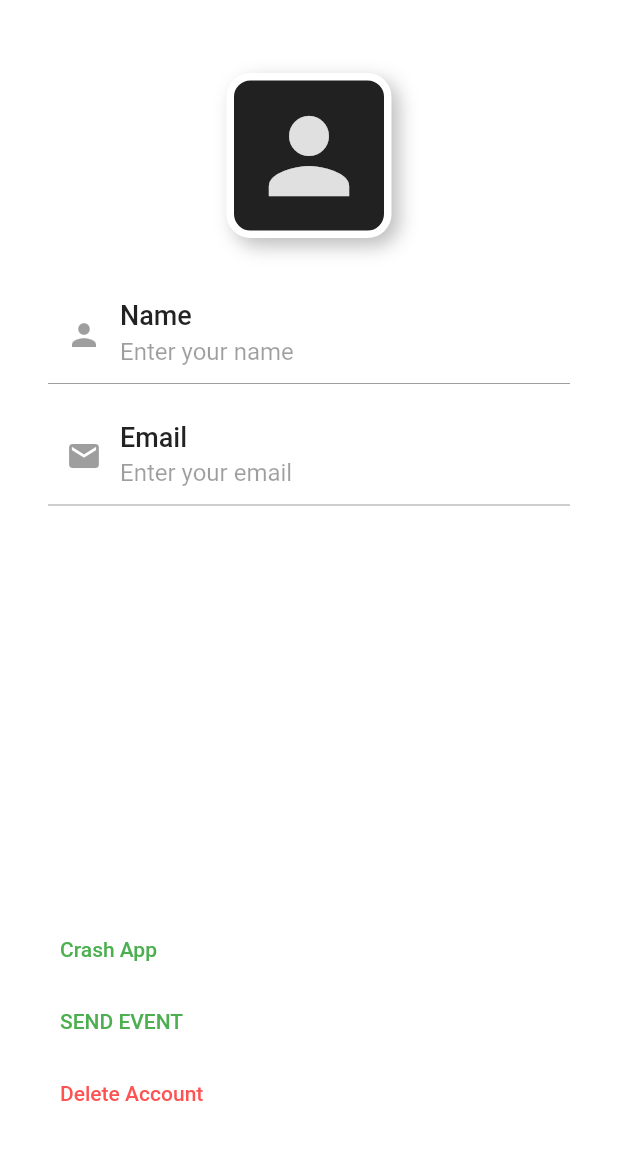
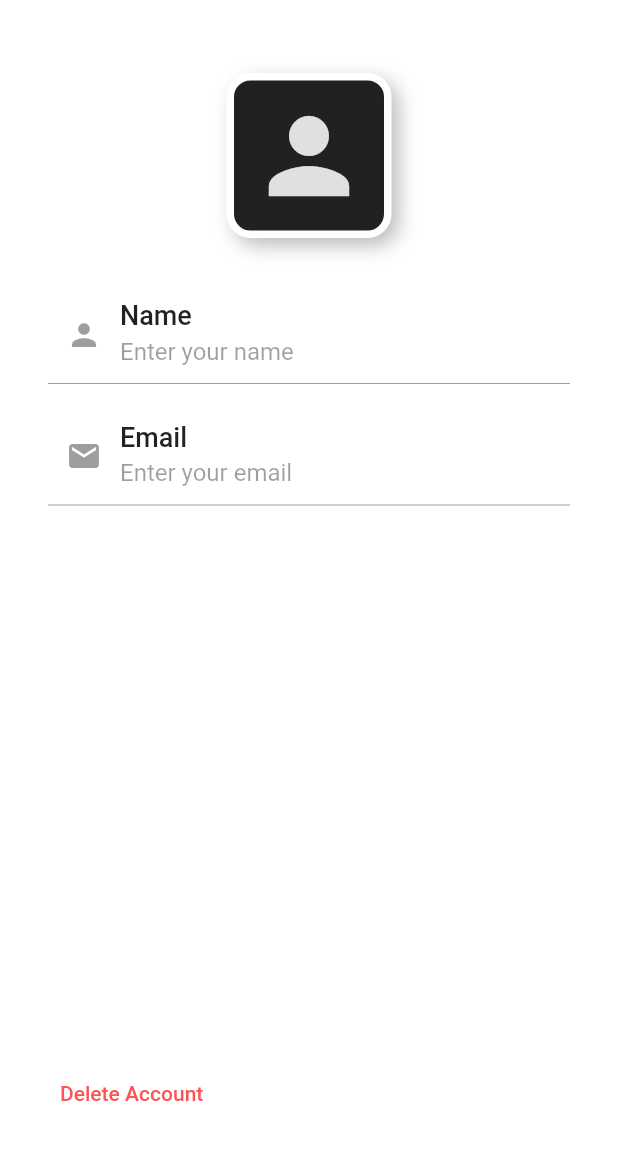
Before and after one commit to noted-eip/mobile, a Flutter app: the ProfilePage screen opened by its route, on a phone screen of 412 x 824 dp, the part 59-1219 px from its top. Run offline on Flutter 3.47's test engine with Material 2 defaults, Android fonts, the phone set to English and light mode, and no system bars; our stand-ins replace auto_size_text, dio, firebase_analytics, firebase_core, firebase_crashlytics, flutter_expandable_fab and 14 more; missing offline and left inert: jwt_decode, openapi, webview_flutter_android, webview_flutter_wkwebview; accounts and stored records are empty.

Commit message:
delete test event in profil

```diff
--- a/lib/data/clients/note_client.dart
+++ b/lib/data/clients/note_client.dart
@@ -1,3 +1,5 @@
+// ignore_for_file: avoid_print
+
 import 'dart:async';
 
 import 'package:dio/dio.dart';
--- a/lib/pages/account/profile_screen.dart
+++ b/lib/pages/account/profile_screen.dart
@@ -492,24 +492,6 @@ class _ProfilePageState extends ConsumerState<ProfilePage> {
                 ),
                 const Spacer(),
                 TextButton(
-                  onPressed: () async {
-                    throw Exception("Crash Test");
-                  },
-                  child: const Text(
-                    'Crash App',
-                    style: TextStyle(color: Colors.green),
-                  ),
-                ),
-                TextButton(
-                  onPressed: () async {
-                    ref.read(trackerProvider).trackPage(TrackPage.test);
-                  },
-                  child: const Text(
-                    'SEND EVENT',
-                    style: TextStyle(color: Colors.green),
-                  ),
-                ),
-                TextButton(
                   onPressed: () async => deleteAccount(),
                   child: const Text(
                     'Delete Account',
```
